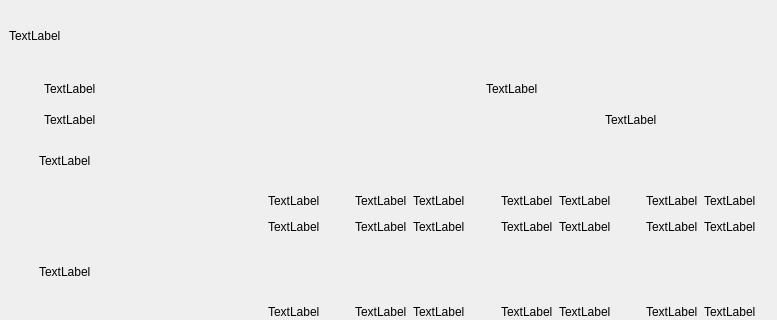
Before: the Qt Designer form src/ui/gui/storyboards/CallibrationPage.ui in HBuczynski/AHRS, drawn with Qt 5; both pictures show x 0 to 777 and y 0 to 320 of the 1024 by 600 pixel window.
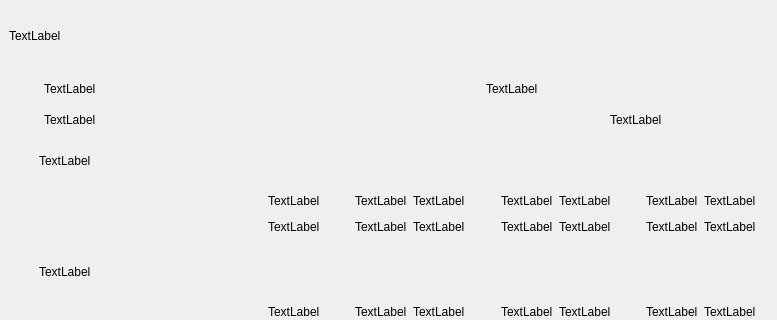
After: the same form once the commit is applied.

```diff
--- a/src/ui/gui/storyboards/CallibrationPage.ui
+++ b/src/ui/gui/storyboards/CallibrationPage.ui
@@ -183,10 +183,16 @@
        <widget class="QLabel" name="redundant_leftLabel">
         <property name="minimumSize">
          <size>
-          <width>290</width>
+          <width>300</width>
           <height>0</height>
          </size>
         </property>
+        <property name="maximumSize">
+         <size>
+          <width>300</width>
+          <height>16777215</height>
+         </size>
+        </property>
         <property name="text">
          <string>TextLabel</string>
         </property>
```
